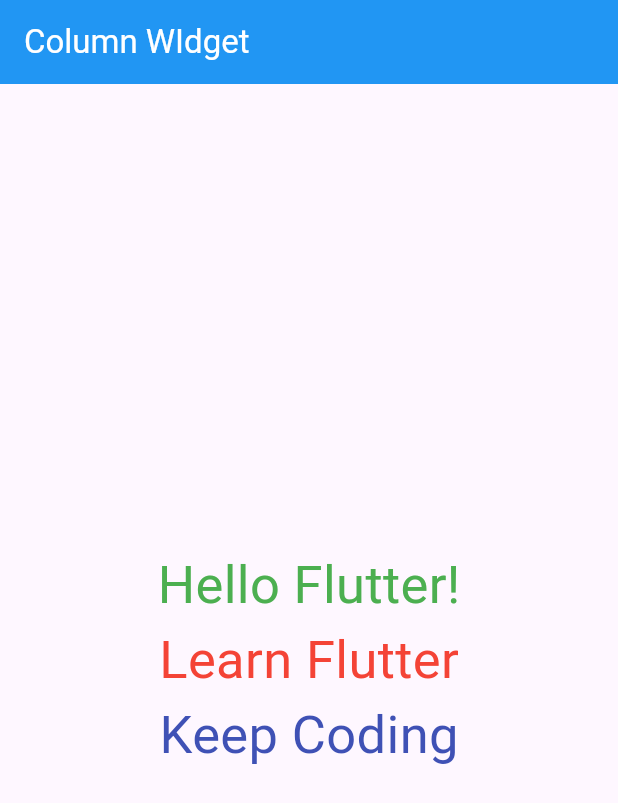
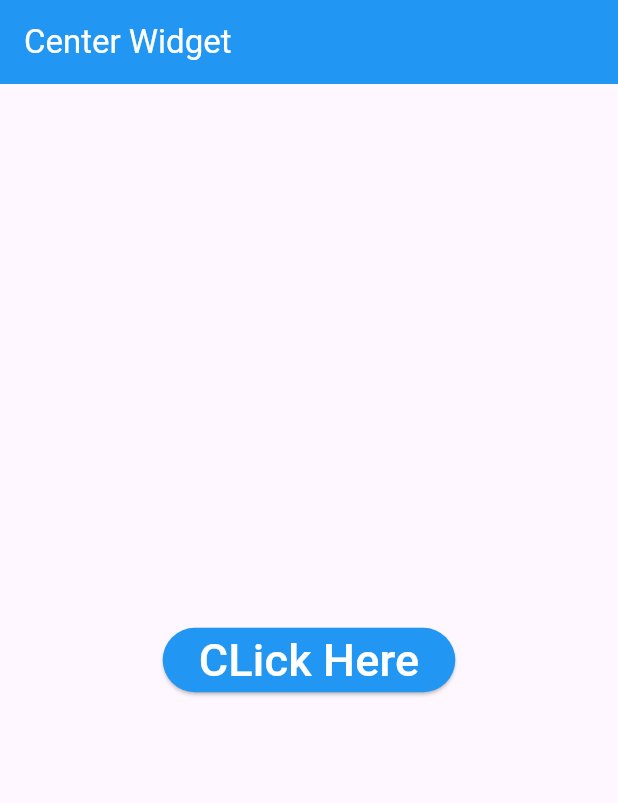
Before and after one commit to Gulshid/Flutter-Shorts-, a Flutter app: the screen it shows after launch, on a phone screen of 412 x 824 dp. Shown: the top 803 px of the screen. Run offline on Flutter 3.47's test engine with Material 3 defaults, Android fonts, the phone set to English and light mode, and no system bars.

Commit message:
center widget is done

```diff
--- /dev/null
+++ b/shorts/lib/ Basic Flutter Widgets/center_widgets.dart
@@ -0,0 +1,33 @@
+import 'package:flutter/material.dart';
+
+class CenterWidgets extends StatefulWidget {
+  const CenterWidgets({super.key});
+
+  @override
+  State<CenterWidgets> createState() => _CenterWidgetsState();
+}
+
+class _CenterWidgetsState extends State<CenterWidgets> {
+  @override
+  Widget build(BuildContext context) {
+    return Scaffold(
+      appBar: AppBar(
+        backgroundColor: Colors.blue,
+        title: Text("Center Widget", style: TextStyle(color: Colors.white)),
+      ),
+
+      body: Center(
+        child: ElevatedButton(
+          style: ElevatedButton.styleFrom(backgroundColor: Colors.blue),
+          onPressed: () {
+            print("Hello Flutter");
+          },
+          child: Text(
+            "CLick Here",
+            style: TextStyle(color: Colors.white, fontSize: 30),
+          ),
+        ),
+      ),
+    );
+  }
+}
--- a/shorts/lib/main.dart
+++ b/shorts/lib/main.dart
@@ -1,5 +1,5 @@
 import 'package:flutter/material.dart';
-import 'package:shorts/%20Basic%20Flutter%20Widgets/column_widgets.dart';
+import 'package:shorts/%20Basic%20Flutter%20Widgets/center_widgets.dart';
 
 void main() {
   runApp(const MyApp());
@@ -10,6 +10,6 @@ class MyApp extends StatelessWidget {
 
   @override
   Widget build(BuildContext context) {
-    return MaterialApp(debugShowCheckedModeBanner: false, home: ColumnWidgets());
+    return MaterialApp(debugShowCheckedModeBanner: false, home: CenterWidgets());
   }
 }
```
